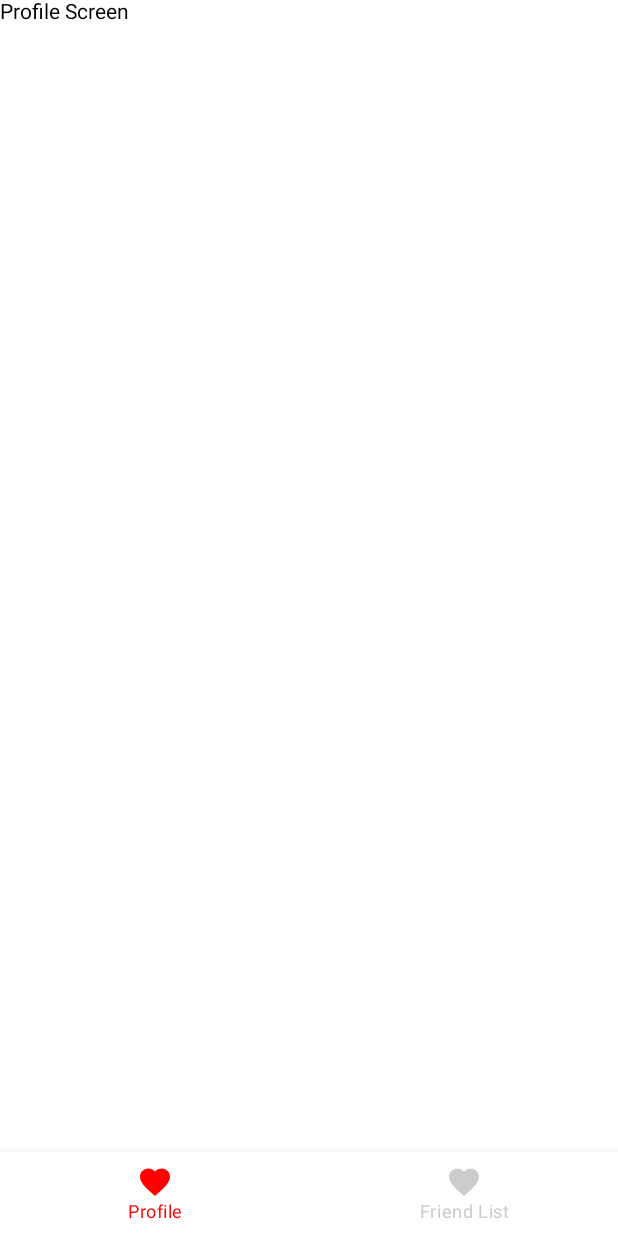
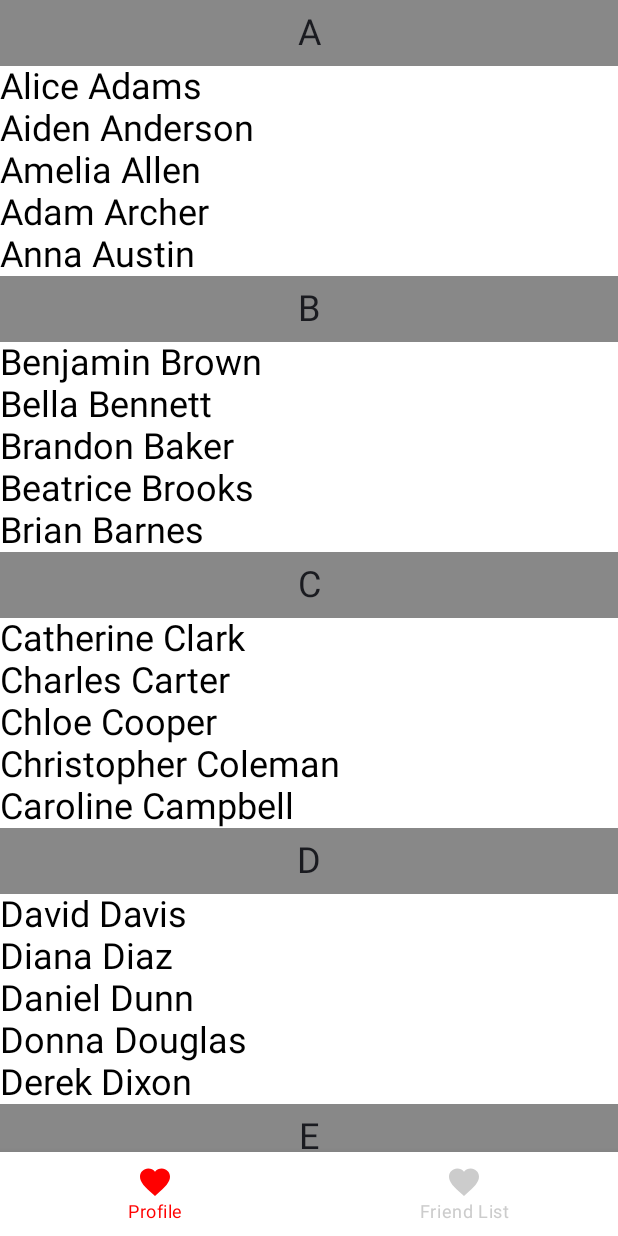
Before and after one commit to mkpn/CompseLearningForRenewal, an Android app built with Jetpack Compose: the screen it shows after launch (MainActivity), on a phone screen of 412 x 824 dp. Before the commit the screen is almost empty. Run offline under Robolectric (Android 15) with nearby library versions, the phone set to English and light mode, and no system bars.

```diff
--- a/app/src/main/java/com/neesan/compselearningforrenewal/profile/ProfileScreen.kt
+++ b/app/src/main/java/com/neesan/compselearningforrenewal/profile/ProfileScreen.kt
@@ -1,12 +1,182 @@
 package com.neesan.compselearningforrenewal.profile
 
+import androidx.compose.foundation.ExperimentalFoundationApi
+import androidx.compose.foundation.background
+import androidx.compose.foundation.layout.fillMaxWidth
+import androidx.compose.foundation.layout.padding
+import androidx.compose.foundation.lazy.LazyColumn
 import androidx.compose.foundation.text.ClickableText
+import androidx.compose.material3.Text
 import androidx.compose.runtime.Composable
+import androidx.compose.ui.Modifier
+import androidx.compose.ui.graphics.Color
 import androidx.compose.ui.text.AnnotatedString
+import androidx.compose.ui.text.TextStyle
+import androidx.compose.ui.text.style.TextAlign
+import androidx.compose.ui.unit.dp
+import androidx.compose.ui.unit.sp
 
+@OptIn(ExperimentalFoundationApi::class)
 @Composable
 fun ProfileScreen(onContentSelected: (Long) -> Unit) {
-    ClickableText(text = AnnotatedString("Profile Screen")) {
-        onContentSelected(1)
+    val members = listOf(
+        "Alice Adams",
+        "Aiden Anderson",
+        "Amelia Allen",
+        "Adam Archer",
+        "Anna Austin",
+        "Benjamin Brown",
+        "Bella Bennett",
+        "Brandon Baker",
+        "Beatrice Brooks",
+        "Brian Barnes",
+        "Catherine Clark",
+        "Charles Carter",
+        "Chloe Cooper",
+        "Christopher Coleman",
+        "Caroline Campbell",
+        "David Davis",
+        "Diana Diaz",
+        "Daniel Dunn",
+        "Donna Douglas",
+        "Derek Dixon",
+        "Emily Evans",
+        "EthanmEdwards",
+        "Emma Ellis",
+        "Eric Ewing",
+        "Ella Eubanks",
+        "Frank Foster",
+        "Faith Fisher",
+        "Felix Ferguson",
+        "Fiona Ford",
+        "Freddie Franklin",
+        "Grace Green",
+        "Gabriel Gray",
+        "Gemma Griffin",
+        "George Gordon",
+        "Gloria Gomez",
+        "Henry Harris",
+        "Hannah Hall",
+        "Harry Hayes",
+        "Holly Hernandez",
+        "Harper Harper",
+        "Isabel Ingram",
+        "Ian Irwin",
+        "Ivy Ibarra",
+        "Isaiah Ives",
+        "Irene Izquierdo",
+        "John Johnson",
+        "Julia Jackson",
+        "James Jones",
+        "Jessica Jenkins",
+        "Jacob Johnson",
+        "Karen King",
+        "Kevin Kelly",
+        "Katherine Kim",
+        "Kyle Knight",
+        "Kayla Kramer",
+        "Liam Lewis",
+        "Lily Long",
+        "Lucas Lee",
+        "Leah Lawrence",
+        "Logan Lambert",
+        "Mia Mitchell",
+        "Michael Morris",
+        "Madison Martin",
+        "Matthew Marshall",
+        "Mila Murphy",
+        "Noah Nelson",
+        "Nora Nichols",
+        "Nathan Newman",
+        "Natalie Norris",
+        "Nicholas Norton",
+        "Olivia Olson",
+        "Owen Owens",
+        "Oliver Ortiz",
+        "Olga O'Donnell",
+        "Oscar Oliver",
+        "Peter Parker",
+        "Penelope Palmer",
+        "Patrick Pearson",
+        "Paige Phillips",
+        "Preston Porter",
+        "Quincy Quinn",
+        "Quinn Quinn",
+        "Quintin Quinn",
+        "Queenie Quinn",
+        "Quentin Quinn",
+        "Ruby Robinson",
+        "Robert Rodriguez",
+        "Rachel Roberts",
+        "Ryan Russell",
+        "Rebecca Rivera",
+        "Samuel Smith",
+        "Sophia Scott",
+        "Sebastian Stewart",
+        "Sarah Sanders",
+        "Steven Stevens",
+        "Taylor Turner",
+        "Thomas Taylor",
+        "Trinity Thompson",
+        "Theodore Thomas",
+        "Tessa Tucker",
+        "Ursula Underwood",
+        "Uriah Upton",
+        "Ulrich Ulman",
+        "Ulysses Urban",
+        "Uma Upton",
+        "Victor Vaughn",
+        "Vanessa Vega",
+        "Vincent Valencia",
+        "Valerie Vasquez",
+        "Violet Vaughn",
+        "William Walker",
+        "Wendy Wallace",
+        "Walter Ward",
+        "Whitney Watson",
+        "Wesley Webb",
+        "Xander Xavier",
+        "Ximena Xiong",
+        "Xavier Xiong",
+        "Xena Xu",
+        "Xaviera Xiong",
+        "Yvonne Young",
+        "Yasmine York",
+        "Yael Yates",
+        "Yara Yoder",
+        "Ysabella Yang",
+        "Zoe Zane",
+        "Zachary Zuniga",
+        "Zara Zimmerman",
+        "Zachariah Zhang",
+        "Zariah Zavala"
+    )
+
+    val grouped = members.groupBy { it.first() }
+
+    LazyColumn {
+        grouped.forEach { (initial, contactsForInitial) ->
+            stickyHeader {
+                Text(
+                    modifier = Modifier
+                        .fillMaxWidth()
+                        .background(color = Color.Gray)
+                        .padding(8.dp),
+                    text = initial.toString(),
+                    textAlign = TextAlign.Center,
+                    fontSize = 24.sp
+                )
+            }
+            items(contactsForInitial.size) { index ->
+                ClickableText(
+                    text = AnnotatedString(contactsForInitial[index]),
+                    style = TextStyle(
+                        fontSize = 24.sp
+                    )
+                ) {
+                    onContentSelected(1)
+                }
+            }
+        }
     }
 }
```
